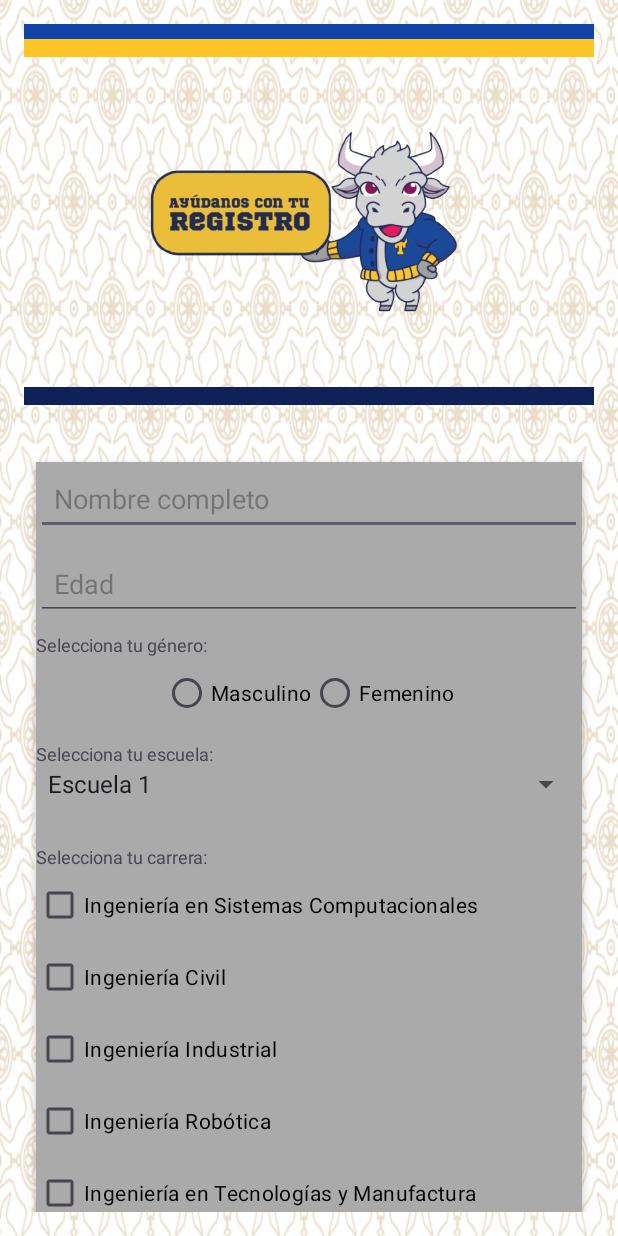
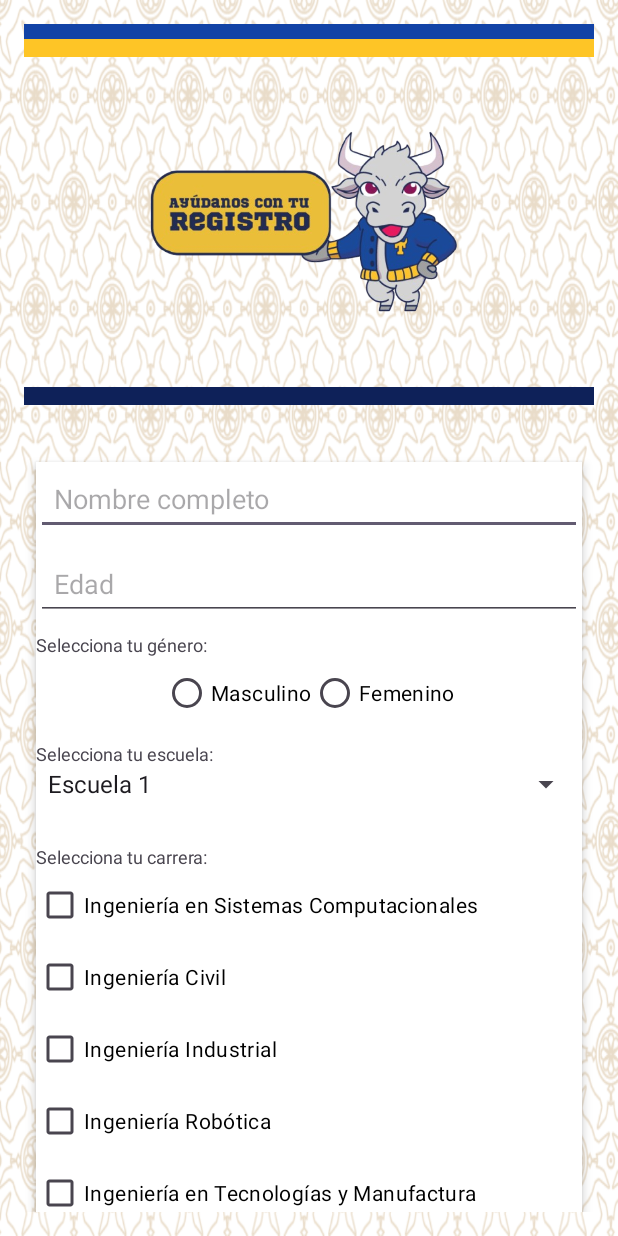
Before and after one commit to CarlosFrando/AppGame, an Android app: the screen it shows after launch (MainActivity), on a phone screen of 412 x 824 dp. Run offline under Robolectric (Android 15) with nearby library versions, the phone set to English and light mode, and no system bars.

Commit message:
Actualizacion1

```diff
--- a/app/src/main/AndroidManifest.xml
+++ b/app/src/main/AndroidManifest.xml
@@ -17,6 +17,7 @@
         android:networkSecurityConfig="@xml/network_security_config"
         tools:targetApi="31">
 
+
         <activity android:name=".MemoramaActivity" android:exported="false" />
         <activity android:name=".AhorcadoActivity" android:exported="false" />
         <activity android:name=".PuzzleActivity" android:exported="false" />
--- a/app/src/main/res/layout/activity_main.xml
+++ b/app/src/main/res/layout/activity_main.xml
@@ -40,7 +40,7 @@
             <LinearLayout
                 android:layout_width="match_parent"
                 android:layout_height="wrap_content"
-                android:background="@android:color/darker_gray"
+                android:background="@android:color/white"
                 android:elevation="4dp"
                 android:orientation="vertical"
                 android:layout_margin="8dp"
--- a/app/src/main/res/xml/network_security_config.xml
+++ b/app/src/main/res/xml/network_security_config.xml
@@ -1,6 +1,6 @@
 <?xml version="1.0" encoding="utf-8"?>
 <network-security-config>
     <domain-config cleartextTrafficPermitted="true">
-        <domain includeSubdomains="true">192.168.56.1</domain>  <!-- IP local para emulador -->
+        <domain includeSubdomains="true">127.0.0.1</domain>  <!-- IP local para emulador -->
     </domain-config>
 </network-security-config>
```
Also changed, not shown: app/src/main/java/com/example/appgame/MainActivity.java (+8 -3 lines).
